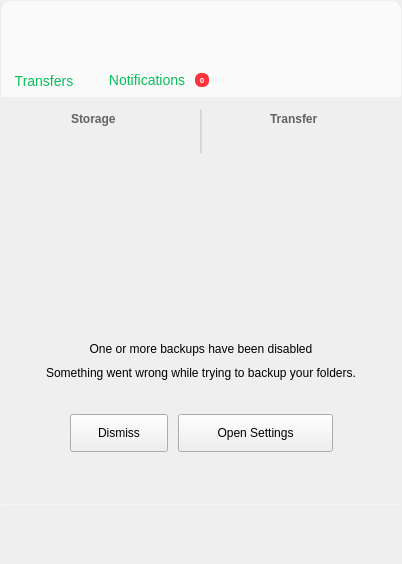
First picture: the form in src/MEGASync/gui/ui/InfoDialog.ui, repository meganz/MEGAsync, before the edit.
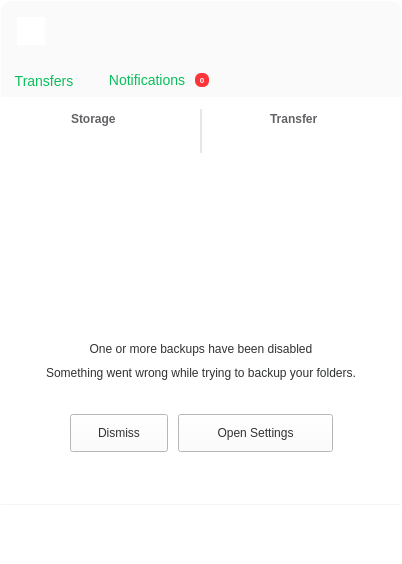
Second picture: the form after the edit. Icons and pictures are not drawn. Custom widgets are drawn as their Qt base class.

Commit message: Add QWidget background selector to info dialog

Diff of the .ui file:
```diff
--- a/src/MEGASync/gui/ui/InfoDialog.ui
+++ b/src/MEGASync/gui/ui/InfoDialog.ui
@@ -20,7 +20,13 @@
    <string/>
   </property>
   <property name="styleSheet">
-   <string notr="true">#wInfoDialogIn
+   <string notr="true">QWidget
+{
+background-color: #FFFFFFFF; /*colorToken.page-background*/
+color: #ff303233; /*colorToken.text-primary*/
+}
+
+#wInfoDialogIn
 {
  border-radius: 10px;
  padding: 10px;
```
The commit also changes 2 other files.
